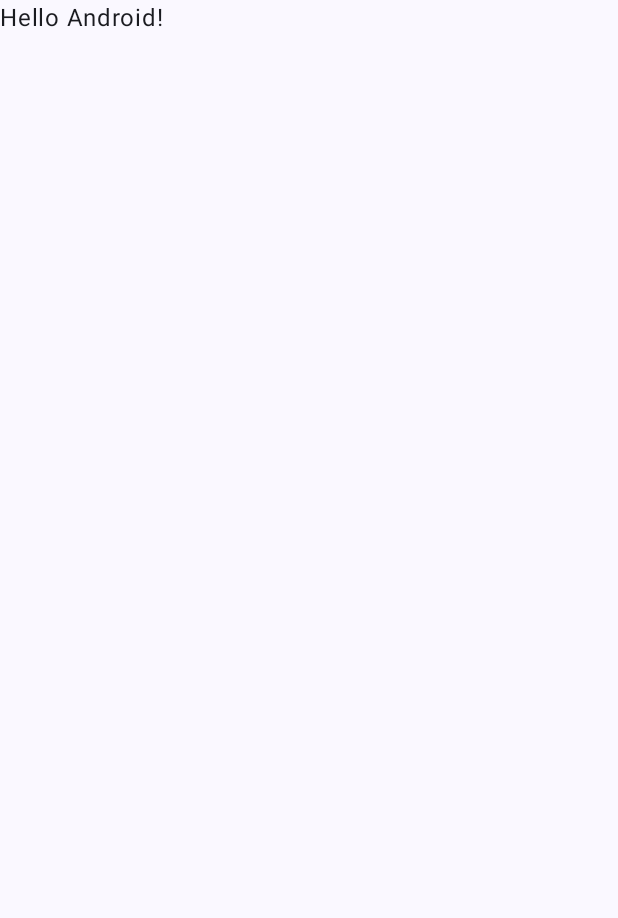
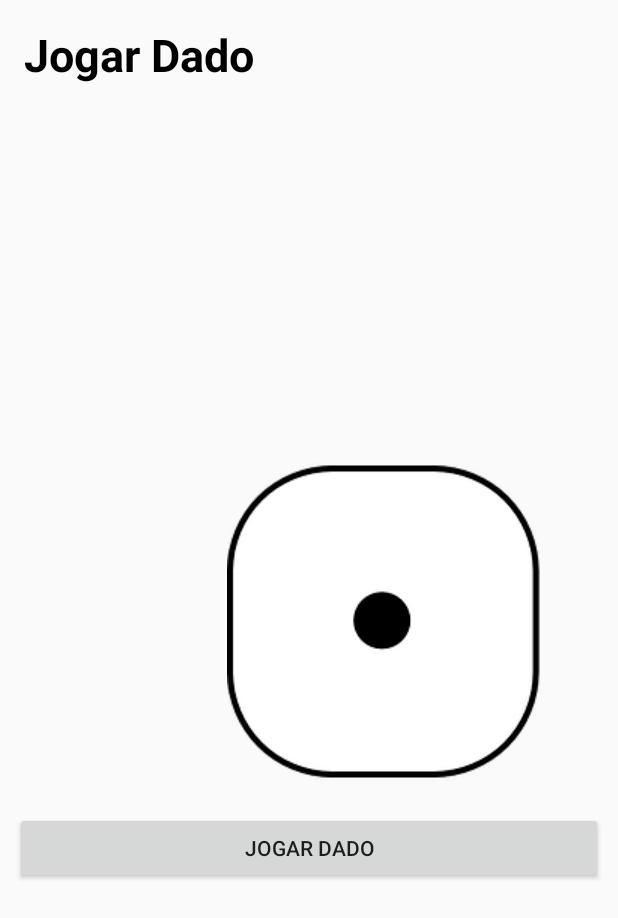
Before and after one commit to felippefc/Jogo-do-Dado, an Android app built with Jetpack Compose: the screen it shows after launch (MainActivity), on a phone screen of 412 x 824 dp. Before the commit the part shown is almost empty. Shown: the top 918 px of the screen. Run offline under Robolectric (Android 15) with nearby library versions, the phone set to English and light mode, and no system bars.

Commit message:
[#2] Criando a tela do aplicativo
[Modificação]
Criando a tela basica do aplicativo

Signed-off-by: felippefc <felippex1@hotmai.com>

```diff
--- a/app/build.gradle.kts
+++ b/app/build.gradle.kts
@@ -59,6 +59,7 @@ dependencies {
     implementation(libs.androidx.ui.graphics)
     implementation(libs.androidx.ui.tooling.preview)
     implementation(libs.androidx.material3)
+    implementation(libs.androidx.constraintlayout)
     testImplementation(libs.junit)
     androidTestImplementation(libs.androidx.junit)
     androidTestImplementation(libs.androidx.espresso.core)
--- a/app/src/main/java/com/example/jogododado/MainActivity.kt
+++ b/app/src/main/java/com/example/jogododado/MainActivity.kt
@@ -2,46 +2,11 @@ package com.example.jogododado
 
 import android.os.Bundle
 import androidx.activity.ComponentActivity
-import androidx.activity.compose.setContent
-import androidx.activity.enableEdgeToEdge
-import androidx.compose.foundation.layout.fillMaxSize
-import androidx.compose.foundation.layout.padding
-import androidx.compose.material3.Scaffold
-import androidx.compose.material3.Text
-import androidx.compose.runtime.Composable
-import androidx.compose.ui.Modifier
-import androidx.compose.ui.tooling.preview.Preview
-import com.example.jogododado.ui.theme.JogoDoDadoTheme
+
 
 class MainActivity : ComponentActivity() {
     override fun onCreate(savedInstanceState: Bundle?) {
         super.onCreate(savedInstanceState)
-        enableEdgeToEdge()
-        setContent {
-            JogoDoDadoTheme {
-                Scaffold(modifier = Modifier.fillMaxSize()) { innerPadding ->
-                    Greeting(
-                        name = "Android",
-                        modifier = Modifier.padding(innerPadding)
-                    )
-                }
-            }
+        setContentView(R.layout.main_activity)
         }
     }
-}
-
-@Composable
-fun Greeting(name: String, modifier: Modifier = Modifier) {
-    Text(
-        text = "Hello $name!",
-        modifier = modifier
-    )
-}
-
-@Preview(showBackground = true)
-@Composable
-fun GreetingPreview() {
-    JogoDoDadoTheme {
-        Greeting("Android")
-    }
-}
--- /dev/null
+++ b/app/src/main/res/layout/main_activity.xml
@@ -0,0 +1,44 @@
+<?xml version="1.0" encoding="utf-8"?>
+<androidx.constraintlayout.widget.ConstraintLayout xmlns:android="http://schemas.android.com/apk/res/android"
+    xmlns:tools="http://schemas.android.com/tools"
+    android:layout_width="match_parent"
+    android:layout_height="match_parent"
+    xmlns:app="http://schemas.android.com/apk/res-auto"
+    android:orientation="vertical">
+
+    <TextView
+        android:layout_width="wrap_content"
+        android:layout_height="wrap_content"
+        android:layout_margin="16dp"
+        android:layout_marginTop="16dp"
+        android:text="Jogar Dado"
+        android:textColor="@color/black"
+        android:textStyle="bold"
+        android:textSize="30sp"
+        app:layout_constraintTop_toTopOf="parent"
+        app:layout_constraintStart_toStartOf="parent"
+        tools:layout_editor_absoluteX="16dp" />
+
+    <ImageView
+        android:id="@+id/imagem"
+        android:layout_width="wrap_content"
+        android:layout_height="wrap_content"
+        android:layout_marginStart="100dp"
+        android:src="@drawable/dice1"
+        app:layout_constraintBottom_toBottomOf="parent"
+        app:layout_constraintStart_toStartOf="parent"
+        app:layout_constraintTop_toTopOf="parent"
+        app:layout_constraintEnd_toEndOf="parent"/>
+
+    <Button
+        android:layout_width="match_parent"
+        android:layout_height="wrap_content"
+        android:layout_marginStart="10dp"
+        android:layout_marginEnd="10dp"
+        android:layout_marginTop="20dp"
+        android:text="Jogar Dado"
+        app:layout_constraintStart_toStartOf="parent"
+        app:layout_constraintTop_toBottomOf="@+id/imagem" />
+
+
+</androidx.constraintlayout.widget.ConstraintLayout>
--- a/gradle.properties
+++ b/gradle.properties
@@ -21,3 +21,4 @@ kotlin.code.style=official
 # resources declared in the library itself and none from the library's dependencies,
 # thereby reducing the size of the R class for that library
 android.nonTransitiveRClass=true
+android.overridePathCheck=true
--- a/gradle/libs.versions.toml
+++ b/gradle/libs.versions.toml
@@ -8,6 +8,7 @@ espressoCore = "3.6.1"
 lifecycleRuntimeKtx = "2.8.4"
 activityCompose = "1.9.1"
 composeBom = "2024.04.01"
+constraintlayout = "2.1.4"
 
 [libraries]
 androidx-core-ktx = { group = "androidx.core", name = "core-ktx", version.ref = "coreKtx" }
@@ -24,6 +25,7 @@ androidx-ui-tooling-preview = { group = "androidx.compose.ui", name = "ui-toolin
 androidx-ui-test-manifest = { group = "androidx.compose.ui", name = "ui-test-manifest" }
 androidx-ui-test-junit4 = { group = "androidx.compose.ui", name = "ui-test-junit4" }
 androidx-material3 = { group = "androidx.compose.material3", name = "material3" }
+androidx-constraintlayout = { group = "androidx.constraintlayout", name = "constraintlayout", version.ref = "constraintlayout" }
 
 [plugins]
 android-application = { id = "com.android.application", version.ref = "agp" }
```
Also changed, not shown: app/src/main/res/drawable/dice1.png (added), app/src/main/res/drawable/dice2.png (added), app/src/main/res/drawable/dice3.png (added), app/src/main/res/drawable/dice4.png (added), app/src/main/res/drawable/dice5.png (added), app/src/main/res/drawable/dice6.png (added).
